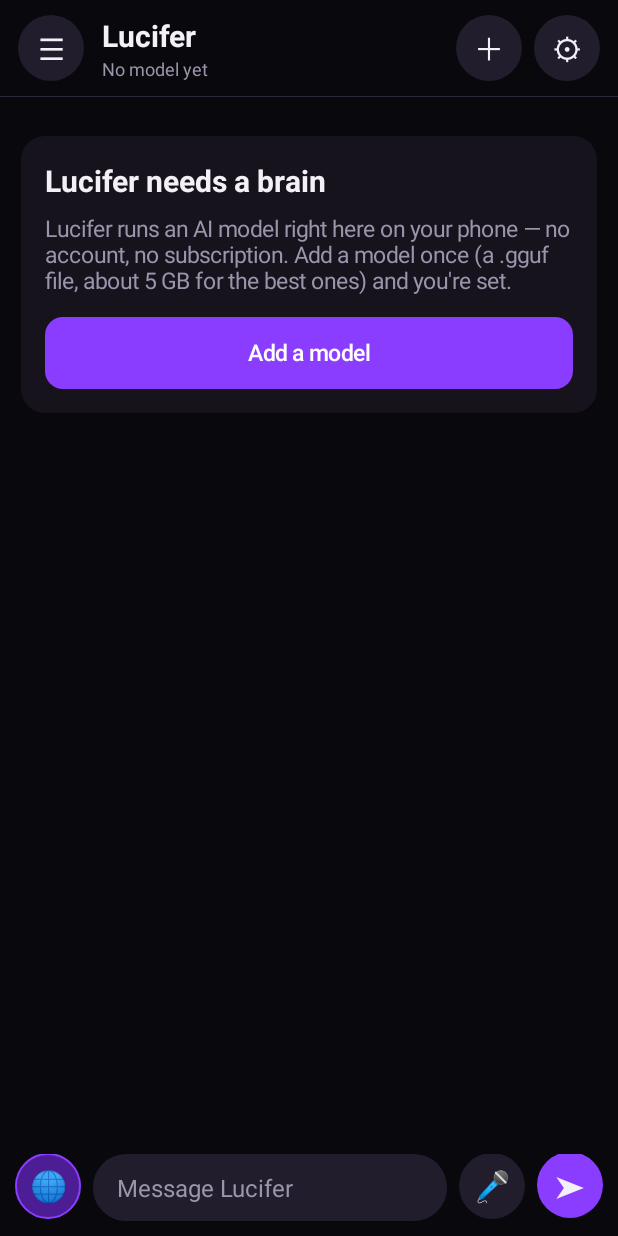
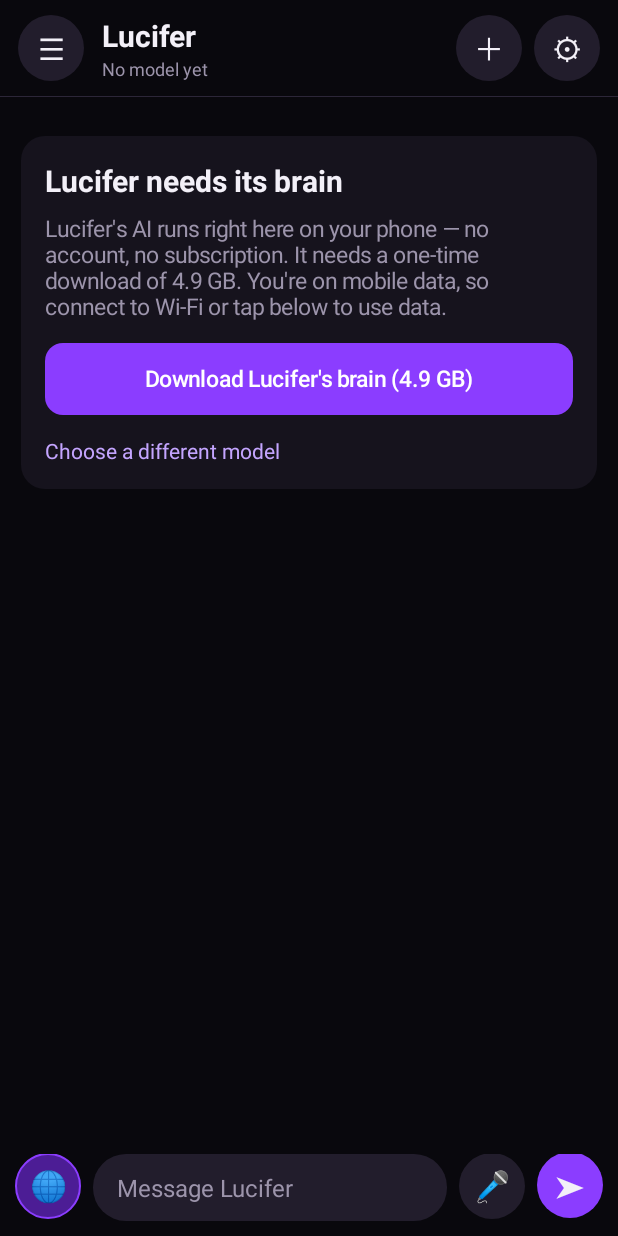
Before and after one commit to onlypanels2024/LUCIFER, an Android app: the screen it shows after launch (MainActivity), on a phone screen of 412 x 824 dp. Run offline under Robolectric (Android 15) with nearby library versions, the phone set to English and light mode, and no system bars; libraries missing offline, so code that uses them is left out: org.torproject.jni; pictures from the network do not load.

Commit message:
First run downloads Lucifer's brain automatically on Wi-Fi; more reliable Tor ready check
Co-Authored-By: Claude Opus 5.5 <noreply@anthropic.com>
Claude-Session: https://claude.ai/code/session_015UvM2EBF6NxpW9ZS55cUps

```diff
--- a/app/src/debug/java/com/onlypanels/lucifer/TestHooks.java
+++ b/app/src/debug/java/com/onlypanels/lucifer/TestHooks.java
@@ -37,6 +37,12 @@ public class TestHooks extends BroadcastReceiver {
             return;
         } else if ("newid".equals(task)) {
             result = "newid=" + TorManager.get(c).newIdentity();
+        } else if ("canceldl".equals(task)) {
+            long id = p.downloadId();
+            if (id > 0) ((android.app.DownloadManager) c.getSystemService(Context.DOWNLOAD_SERVICE)).remove(id);
+            p.setDownloadId(-1);
+        } else if ("torphase".equals(task)) {
+            result = TorManager.get(c).bootstrapPhase();
         } else if ("state".equals(task)) {
             result = Brain.get(c).state() + " | " + Brain.get(c).detail() + " | busy=" + Brain.get(c).busy()
                     + " | download=" + ModelFiles.downloadStatus(c) + " | tor=" + TorManager.get(c).ready();
--- a/app/src/main/java/com/onlypanels/lucifer/MainActivity.java
+++ b/app/src/main/java/com/onlypanels/lucifer/MainActivity.java
@@ -156,6 +156,7 @@ public class MainActivity extends Activity implements Brain.Listener {
     @Override
     protected void onPause() {
         super.onPause();
+        handler.removeCallbacks(setupPoll);
         brain.clearListener(this);
     }
 
@@ -226,18 +227,71 @@ public class MainActivity extends Activity implements Brain.Listener {
         return box;
     }
 
+    private TextView setupProgress;
+
+    /** First run: Lucifer fetches its own brain (automatically on Wi-Fi, one tap on mobile data). */
     private View noModelCard() {
+        if (!prefs.autoSetupDone() && ModelFiles.downloadStatus(this) == null && !ModelFiles.onMeteredNetwork(this)) {
+            prefs.setAutoSetupDone(true);
+            ModelFiles.startDownload(this, ModelFiles.DEFAULT.url);
+        }
         LinearLayout c = Ui.card(this);
-        c.addView(Ui.text(this, "Lucifer needs a brain", 20, Ui.TEXT, true));
-        TextView t = Ui.text(this, "Lucifer runs an AI model right here on your phone — no account, no subscription. "
-                + "Add a model once (a .gguf file, about 5 GB for the best ones) and you're set.", 15, Ui.MUTED, false);
-        t.setPadding(0, Ui.dp(this, 8), 0, Ui.dp(this, 4));
-        c.addView(t);
-        android.widget.Button add = Ui.button(this, "Add a model", true);
-        add.setOnClickListener(v -> startActivity(new Intent(this, SettingsActivity.class)));
-        c.addView(add);
+        String status = ModelFiles.downloadStatus(this);
+        if (status != null) {
+            c.addView(Ui.text(this, "Getting Lucifer's brain ready", 20, Ui.TEXT, true));
+            setupProgress = Ui.text(this, status, 16, Ui.PURPLE_SOFT, false);
+            setupProgress.setPadding(0, Ui.dp(this, 10), 0, 0);
+            c.addView(setupProgress);
+            TextView t = Ui.text(this, "Downloading " + ModelFiles.DEFAULT.name + " (" + ModelFiles.DEFAULT.size
+                    + "). This happens once. You can leave the app; it carries on in the background and Lucifer "
+                    + "is ready as soon as it finishes.", 14, Ui.MUTED, false);
+            t.setPadding(0, Ui.dp(this, 10), 0, 0);
+            c.addView(t);
+            handler.removeCallbacks(setupPoll);
+            handler.postDelayed(setupPoll, 1000);
+        } else {
+            setupProgress = null;
+            c.addView(Ui.text(this, "Lucifer needs its brain", 20, Ui.TEXT, true));
+            TextView t = Ui.text(this, "Lucifer's AI runs right here on your phone — no account, no subscription. "
+                    + "It needs a one-time download of " + ModelFiles.DEFAULT.size
+                    + (ModelFiles.onMeteredNetwork(this) ? ". You're on mobile data, so connect to Wi-Fi or tap below to use data." : "."),
+                    15, Ui.MUTED, false);
+            t.setPadding(0, Ui.dp(this, 8), 0, Ui.dp(this, 4));
+            c.addView(t);
+            android.widget.Button go = Ui.button(this, "Download Lucifer's brain (" + ModelFiles.DEFAULT.size + ")", true);
+            go.setOnClickListener(v -> {
+                prefs.setAutoSetupDone(true);
+                String err = ModelFiles.startDownload(this, ModelFiles.DEFAULT.url);
+                if (err != null) Toast.makeText(this, err, Toast.LENGTH_LONG).show();
+                render();
+            });
+            c.addView(go);
+        }
+        TextView other = Ui.text(this, "Choose a different model", 14, Ui.PURPLE_SOFT, false);
+        other.setPadding(0, Ui.dp(this, 14), 0, 0);
+        other.setOnClickListener(v -> startActivity(new Intent(this, SettingsActivity.class)));
+        c.addView(other);
         return c;
     }
+
+    private final android.os.Handler handler = new android.os.Handler(android.os.Looper.getMainLooper());
+    private final Runnable setupPoll = new Runnable() {
+        @Override
+        public void run() {
+            if (setupProgress == null || isFinishing()) return;
+            String done = ModelFiles.finishDownload(MainActivity.this);
+            if (done != null) {
+                Toast.makeText(MainActivity.this, done, Toast.LENGTH_LONG).show();
+                brain.ensureLoaded();
+                render();
+                return;
+            }
+            String st = ModelFiles.downloadStatus(MainActivity.this);
+            if (st == null) { render(); return; }
+            setupProgress.setText(st);
+            handler.postDelayed(this, 1000);
+        }
+    };
 
     private View failedCard() {
         LinearLayout c = Ui.card(this);
--- a/app/src/main/java/com/onlypanels/lucifer/ModelFiles.java
+++ b/app/src/main/java/com/onlypanels/lucifer/ModelFiles.java
@@ -16,8 +16,11 @@ import java.util.List;
 /** Finding, downloading and checking model files. Models live in Lucifer's own folder on the phone. */
 final class ModelFiles {
     static final class Suggestion {
-        final String name, note, url;
-        Suggestion(String name, String note, String url) { this.name = name; this.note = note; this.url = url; }
+        final String name, note, url, size;
+        Suggestion(String name, String note, String url) {
+            this.name = name; this.note = note; this.url = url;
+            this.size = note.substring(note.lastIndexOf('·') + 1).trim();
+        }
     }
 
     static final Suggestion[] SUGGESTIONS = {
@@ -29,7 +32,15 @@ final class ModelFiles {
                     "https://huggingface.co/bartowski/Llama-3.2-3B-Instruct-GGUF/resolve/main/Llama-3.2-3B-Instruct-Q4_K_M.gguf"),
     };
 
+    /** Lucifer's own brain, downloaded automatically on first run. */
+    static final Suggestion DEFAULT = SUGGESTIONS[0];
+
     private ModelFiles() {}
+
+    static boolean onMeteredNetwork(Context c) {
+        android.net.ConnectivityManager cm = (android.net.ConnectivityManager) c.getSystemService(Context.CONNECTIVITY_SERVICE);
+        return cm == null || cm.isActiveNetworkMetered();
+    }
 
     static File dir(Context c) {
         File d = new File(c.getExternalFilesDir(null), "models");
--- a/app/src/main/java/com/onlypanels/lucifer/Prefs.java
+++ b/app/src/main/java/com/onlypanels/lucifer/Prefs.java
@@ -47,6 +47,9 @@ final class Prefs {
     int torRotateMinutes() { return p.getInt("torRotate", 5); }
     void setTorRotateMinutes(int v) { p.edit().putInt("torRotate", v).apply(); }
 
+    boolean autoSetupDone() { return p.getBoolean("autoSetupDone", false); }
+    void setAutoSetupDone(boolean v) { p.edit().putBoolean("autoSetupDone", v).apply(); }
+
     long currentChat() { return p.getLong("currentChat", -1); }
     void setCurrentChat(long v) { p.edit().putLong("currentChat", v).apply(); }
 }
```
Also changed, not shown: app/src/main/java/com/onlypanels/lucifer/TorManager.java (+20 -1 lines), 1 other file.
